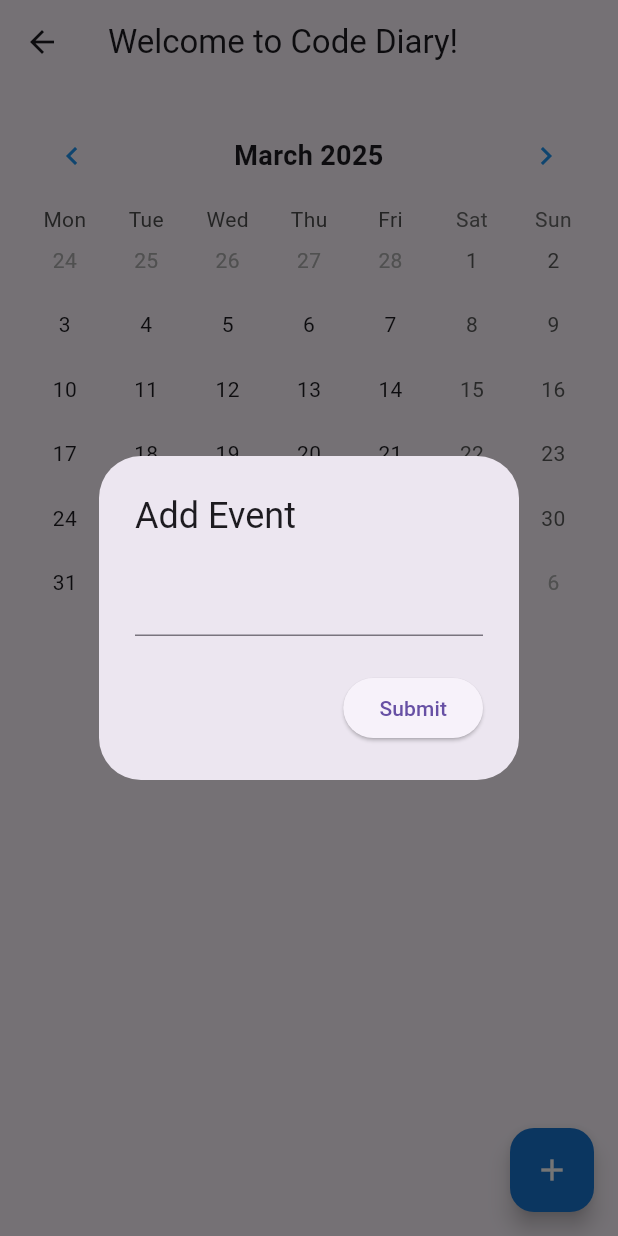
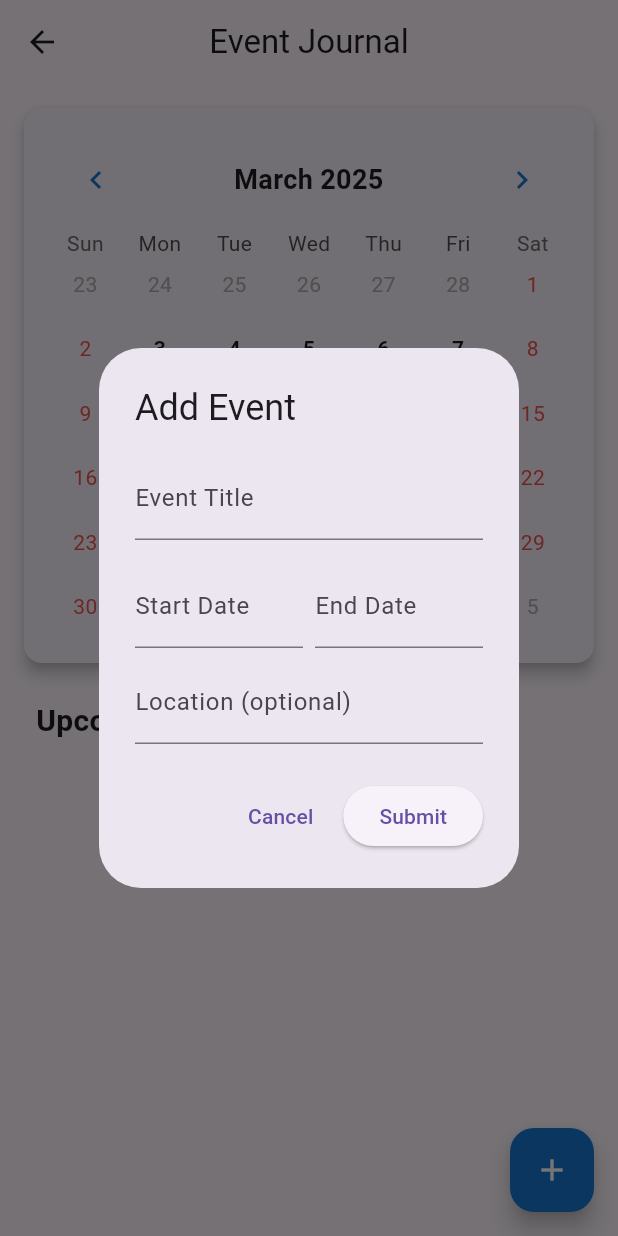
Before and after one commit to azzachater/fish_app, a Flutter app: the JournalTable screen opened directly, after a tap on the "add" icon, on a phone screen of 412 x 824 dp. Run offline on Flutter 3.47's test engine with Material 3 defaults, Android fonts, the phone set to English and light mode, and no system bars; drawn by our look-alikes of table_calendar; our stand-ins replace get, google_nav_bar, image_picker; missing offline and left inert: flutter_osm_plugin.

Commit message:
marketplace , navBar , journal, map

```diff
--- a/lib/controller/event_journal_controller.dart
+++ b/lib/controller/event_journal_controller.dart
@@ -1,35 +1,55 @@
+import 'package:fish_app/models/event.dart';
 import 'package:flutter/material.dart';
 import 'package:get/get.dart';
-import '../models/event.dart';
+import 'package:intl/intl.dart';
+import 'package:table_calendar/table_calendar.dart';
 
 class JournalController extends GetxController {
+  var today = DateTime.now().obs;
   var selectedDay = DateTime.now().obs;
-  var today = DateTime.now().obs;
-  var events = <DateTime, List<Event>>{}.obs;
-  TextEditingController eventController = TextEditingController();
+  var eventController = TextEditingController();
+  var startDateController = TextEditingController();
+  var endDateController = TextEditingController();
+  var locationController = TextEditingController();
 
+  // Liste des événements pour simplifier l'exemple
+  var events = <Event>[].obs;
+
+  // Récupère les événements pour une journée donnée
   List<Event> getEventsForDay(DateTime day) {
-    return events[DateTime(day.year, day.month, day.day)] ?? [];
+    // Retourne les événements qui correspondent à la journée
+    return events.where((event) => isSameDay(event.startDate, day)).toList();
   }
 
-  void onDaySelected(DateTime selected, DateTime focused) {
-    selectedDay.value = selected;
-    today.value = focused;
+  // Méthode pour ajouter un événement
+  void addEvent() {
+    final newEvent = Event(
+      title: eventController.text,
+      startDate: DateTime.parse(startDateController.text),
+      endDate: DateTime.parse(endDateController.text),
+      location: locationController.text,
+    );
+    events.add(newEvent);
+    Get.back(); // Ferme le dialogue
   }
 
-  void addEvent() {
-    if (eventController.text.isNotEmpty) {
-      final eventDay = DateTime(
-        selectedDay.value.year,
-        selectedDay.value.month,
-        selectedDay.value.day,
-      );
-      events[eventDay] = [
-        ...getEventsForDay(eventDay),
-        Event(eventController.text),
-      ];
-      eventController.clear();
-      Get.back();
-    }
+  // Retourne les événements à venir
+  List<Event> getUpcomingEvents() {
+    return events
+        .where((event) => event.startDate.isAfter(DateTime.now()))
+        .toList();
+  }
+
+  void onDaySelected(DateTime selectedDay, DateTime focusedDay) {
+    this.selectedDay.value = selectedDay;
+    this.today.value = focusedDay;
+  }
+
+  void selectStartDate(BuildContext context) {
+    // Logique de sélection de la date de début
+  }
+
+  void selectEndDate(BuildContext context) {
+    // Logique de sélection de la date de fin
   }
 }
--- a/lib/main.dart
+++ b/lib/main.dart
@@ -1,6 +1,9 @@
 import 'package:fish_app/controller/cart_controller.dart';
+import 'package:fish_app/controller/event_journal_controller.dart';
 import 'package:fish_app/controller/favorite_controller.dart';
 import 'package:fish_app/main_screen.dart';
+import 'package:fish_app/screens/map_page.dart';
+import 'package:fish_app/widgets/event_journal_table.dart';
 import 'package:flutter/material.dart';
 import 'package:get/get.dart';
 
@@ -8,6 +11,7 @@ void main() {
   // Initialisation des controllers avec GetX
   Get.put(CartController());
   Get.put(FavoriteController());
+  Get.put(() => JournalController());
 
   runApp(MyApp());
 }
@@ -20,7 +24,7 @@ class MyApp extends StatelessWidget {
     return GetMaterialApp(
       // Remplace MaterialApp par GetMaterialApp
       debugShowCheckedModeBanner: false,
-      home: MainScreen(),
+      home: MapPage(),
     );
   }
 }
--- a/lib/models/event.dart
+++ b/lib/models/event.dart
@@ -1,4 +1,15 @@
 class Event {
   final String title;
-  Event(this.title);
+  final DateTime startDate;
+  final DateTime endDate;
+  final String? location;
+  final DateTime date;
+
+  Event({
+    required this.title,
+    required this.startDate,
+    required this.endDate,
+    this.location,
+    DateTime? date,
+  }) : date = date ?? startDate;
 }
--- a/lib/screens/auth/home_page.dart
+++ b/lib/screens/auth/home_page.dart
@@ -1,4 +1,3 @@
-import 'package:fish_app/widgets/custom_nav_bar.dart';
 import 'package:flutter/material.dart';
 import '../../constants/theme.dart';
 import '../../widgets/custom_button.dart';
--- a/lib/screens/auth/login_page.dart
+++ b/lib/screens/auth/login_page.dart
@@ -56,8 +56,6 @@ class LoginPage extends StatelessWidget {
                 onPressed: () {
                   // Logique de connexion
                   // Vous pouvez accéder aux valeurs des champs de texte comme ceci :
-                  final email = emailController.text;
-                  final password = passwordController.text;
 
                   // Faites quelque chose avec ces valeurs, comme les valider ou les envoyer à un serveur
                 },
--- a/lib/widgets/event_journal_table.dart
+++ b/lib/widgets/event_journal_table.dart
@@ -1,4 +1,5 @@
 import 'package:fish_app/controller/event_journal_controller.dart';
+import 'package:fish_app/models/event.dart';
 import 'package:flutter/material.dart';
 import 'package:get/get.dart';
 import 'package:table_calendar/table_calendar.dart';
@@ -11,26 +12,25 @@ class JournalTable extends StatelessWidget {
   @override
   Widget build(BuildContext context) {
     return Scaffold(
-      appBar: AppBar(title: const Text('Welcome to Code Diary!')),
+      appBar: AppBar(title: const Text('Event Journal'), centerTitle: true),
       floatingActionButton: FloatingActionButton(
-        onPressed: () {
-          Get.dialog(
-            AlertDialog(
-              title: const Text("Add Event"),
-              content: TextField(controller: controller.eventController),
-              actions: [
-                ElevatedButton(
-                  onPressed: controller.addEvent,
-                  child: const Text("Submit"),
-                ),
-              ],
-            ),
-          );
-        },
+        onPressed: () => _showAddEventDialog(context),
         backgroundColor: Colors.blue.shade700,
         child: const Icon(Icons.add, color: Colors.white),
       ),
       body: SafeArea(
+        child: Column(
+          children: [_buildCalendarSection(), _buildUpcomingEventsSection()],
+        ),
+      ),
+    );
+  }
+
+  Widget _buildCalendarSection() {
+    return Card(
+      margin: const EdgeInsets.all(16),
+      elevation: 4,
+      shape: RoundedRectangleBorder(borderRadius: BorderRadius.circular(12)),
       child: Padding(
         padding: const EdgeInsets.all(16.0),
         child: Column(
@@ -42,28 +42,29 @@ class JournalTable extends StatelessWidget {
                 lastDay: DateTime.utc(2030, 12, 31),
                 locale: "en_US",
                 rowHeight: 43,
-                  headerStyle: const HeaderStyle(
+                headerStyle: HeaderStyle(
                   formatButtonVisible: false,
                   titleCentered: true,
-                    titleTextStyle: TextStyle(
+                  titleTextStyle: const TextStyle(
                     fontSize: 18,
                     fontWeight: FontWeight.bold,
                   ),
                   leftChevronIcon: Icon(
                     Icons.chevron_left,
-                      color: Colors.blue,
+                    color: Colors.blue.shade700,
                   ),
                   rightChevronIcon: Icon(
                     Icons.chevron_right,
-                      color: Colors.blue,
+                    color: Colors.blue.shade700,
                   ),
                 ),
                 availableGestures: AvailableGestures.all,
-                  startingDayOfWeek: StartingDayOfWeek.monday,
+                startingDayOfWeek: StartingDayOfWeek.sunday,
                 eventLoader: controller.getEventsForDay,
                 selectedDayPredicate:
                     (day) => isSameDay(controller.selectedDay.value, day),
                 calendarStyle: CalendarStyle(
+                  weekendTextStyle: TextStyle(color: Colors.red.shade400),
                   todayDecoration: BoxDecoration(
                     color: Colors.blue.shade300,
                     shape: BoxShape.circle,
@@ -72,46 +73,198 @@ class JournalTable extends StatelessWidget {
                     color: Colors.blue.shade700,
                     shape: BoxShape.circle,
                   ),
+                  defaultTextStyle: const TextStyle(
+                    fontWeight: FontWeight.bold,
+                  ),
                 ),
                 onDaySelected: controller.onDaySelected,
                 onPageChanged:
                     (focusedDay) => controller.today.value = focusedDay,
               ),
             ),
-              const SizedBox(height: 8.0),
-              Expanded(
-                child: Obx(() {
-                  final events = controller.getEventsForDay(
-                    controller.selectedDay.value,
-                  );
-                  return ListView.builder(
-                    itemCount: events.length,
-                    itemBuilder: (context, index) {
-                      return Card(
-                        margin: const EdgeInsets.symmetric(
-                          horizontal: 12,
-                          vertical: 4,
-                        ),
-                        elevation: 4,
-                        shape: RoundedRectangleBorder(
-                          borderRadius: BorderRadius.circular(12),
-                        ),
-                        child: ListTile(
-                          leading: const Icon(Icons.event, color: Colors.blue),
-                          title: Text(
-                            events[index].title,
-                            style: const TextStyle(fontWeight: FontWeight.bold),
+          ],
         ),
       ),
     );
-                    },
+  }
+
+  Widget _buildUpcomingEventsSection() {
+    return Expanded(
+      child: Column(
+        crossAxisAlignment: CrossAxisAlignment.start,
+        children: [
+          const Padding(
+            padding: EdgeInsets.symmetric(horizontal: 24.0, vertical: 8.0),
+            child: Text(
+              'Upcoming Events',
+              style: TextStyle(fontSize: 20, fontWeight: FontWeight.bold),
+            ),
+          ),
+          Expanded(
+            child: Obx(() {
+              final events = controller.getUpcomingEvents();
+              return ListView.builder(
+                padding: const EdgeInsets.symmetric(horizontal: 16),
+                itemCount: events.length,
+                itemBuilder: (context, index) => _buildEventCard(events[index]),
               );
             }),
           ),
         ],
       ),
+    );
+  }
+
+  Widget _buildEventCard(Event event) {
+    return Card(
+      margin: const EdgeInsets.symmetric(horizontal: 8, vertical: 4),
+      elevation: 2,
+      shape: RoundedRectangleBorder(borderRadius: BorderRadius.circular(12)),
+      child: Padding(
+        padding: const EdgeInsets.all(12.0),
+        child: Row(
+          children: [
+            _buildEventDate(event.startDate),
+            const SizedBox(width: 16),
+            _buildEventDetails(event),
+          ],
         ),
       ),
     );
   }
+
+  Widget _buildEventDate(DateTime date) {
+    return Container(
+      padding: const EdgeInsets.all(8),
+      decoration: BoxDecoration(
+        color: Colors.blue.shade100,
+        borderRadius: BorderRadius.circular(8),
+      ),
+      child: Column(
+        children: [
+          Text(
+            date.day.toString(),
+            style: const TextStyle(
+              fontSize: 20,
+              fontWeight: FontWeight.bold,
+              color: Colors.blue,
+            ),
+          ),
+          Text(
+            _getMonthAbbreviation(date.month),
+            style: const TextStyle(
+              fontSize: 14,
+              fontWeight: FontWeight.bold,
+              color: Colors.blue,
+            ),
+          ),
+        ],
+      ),
+    );
   }
+
+  Widget _buildEventDetails(Event event) {
+    return Expanded(
+      child: Column(
+        crossAxisAlignment: CrossAxisAlignment.start,
+        children: [
+          Text(
+            event.title,
+            style: const TextStyle(fontSize: 16, fontWeight: FontWeight.bold),
+          ),
+          const SizedBox(height: 4),
+          Text(
+            '${_formatDate(event.startDate)} - ${_formatDate(event.endDate)}',
+            style: TextStyle(fontSize: 14, color: Colors.grey.shade600),
+          ),
+          if (event.location != null) ...[
+            const SizedBox(height: 4),
+            Text(
+              event.location!,
+              style: TextStyle(fontSize: 14, color: Colors.grey.shade600),
+            ),
+          ],
+        ],
+      ),
+    );
+  }
+
+  void _showAddEventDialog(BuildContext context) {
+    Get.dialog(
+      AlertDialog(
+        title: const Text("Add Event"),
+        content: SingleChildScrollView(
+          child: Column(
+            mainAxisSize: MainAxisSize.min,
+            children: [
+              TextField(
+                controller: controller.eventController,
+                decoration: const InputDecoration(labelText: 'Event Title'),
+              ),
+              const SizedBox(height: 16),
+              Row(
+                children: [
+                  Expanded(
+                    child: TextField(
+                      controller: controller.startDateController,
+                      decoration: const InputDecoration(
+                        labelText: 'Start Date',
+                      ),
+                      readOnly: true,
+                      onTap: () => controller.selectStartDate(context),
+                    ),
+                  ),
+                  const SizedBox(width: 8),
+                  Expanded(
+                    child: TextField(
+                      controller: controller.endDateController,
+                      decoration: const InputDecoration(labelText: 'End Date'),
+                      readOnly: true,
+                      onTap: () => controller.selectEndDate(context),
+                    ),
+                  ),
+                ],
+              ),
+              const SizedBox(height: 8),
+              TextField(
+                controller: controller.locationController,
+                decoration: const InputDecoration(
+                  labelText: 'Location (optional)',
+                ),
+              ),
+            ],
+          ),
+        ),
+        actions: [
+          TextButton(onPressed: () => Get.back(), child: const Text("Cancel")),
+          ElevatedButton(
+            onPressed: controller.addEvent,
+            child: const Text("Submit"),
+          ),
+        ],
+      ),
+    );
+  }
+
+  String _getMonthAbbreviation(int month) {
+    const months = [
+      'JAN',
+      'FEB',
+      'MAR',
+      'APR',
+      'MAY',
+      'JUN',
+      'JUL',
+      'AUG',
+      'SEP',
+      'OCT',
+      'NOV',
+      'DEC',
+    ];
+    return months[month - 1];
+  }
+
+  String _formatDate(DateTime date) {
+    return '${date.day} ${_getMonthAbbreviation(date.month)}';
+  }
+}
```
Also changed, not shown: 5 other files. Lines whose indentation alone changed are shown as unchanged.
